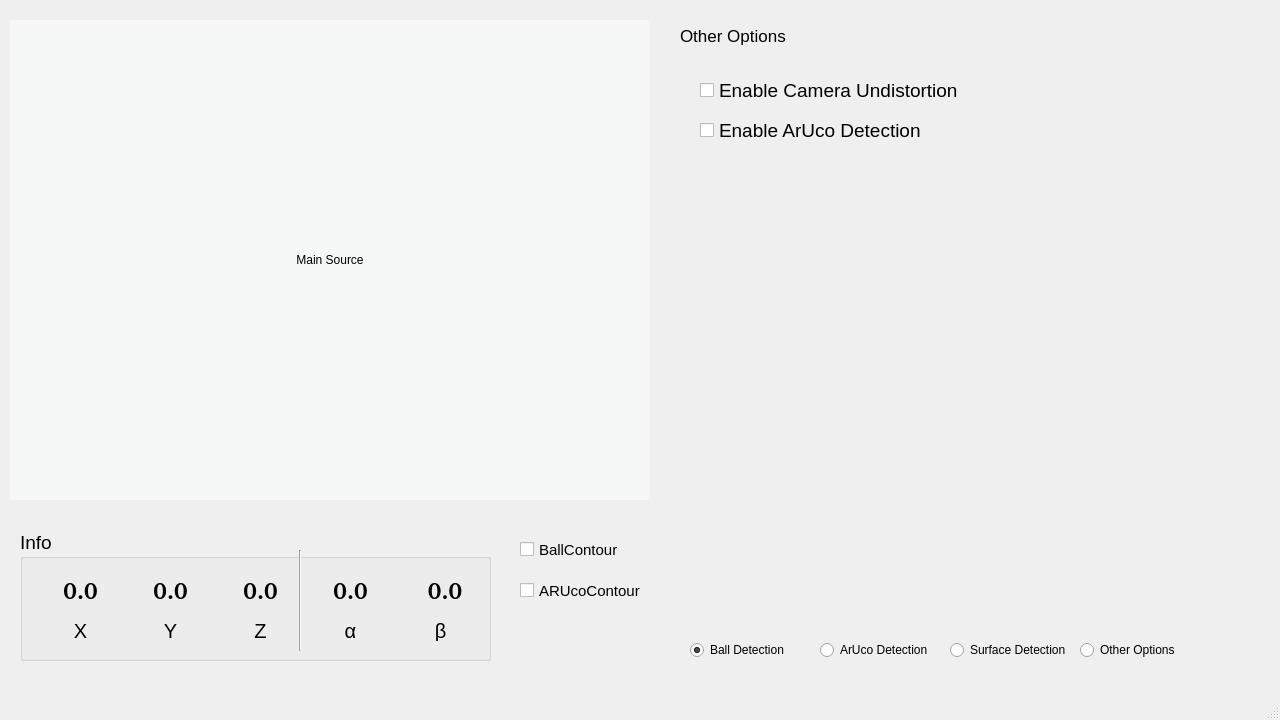
First picture: the form in GUI/Integrado.ui, repository HugoFM2/BallAndPlate, before the edit.
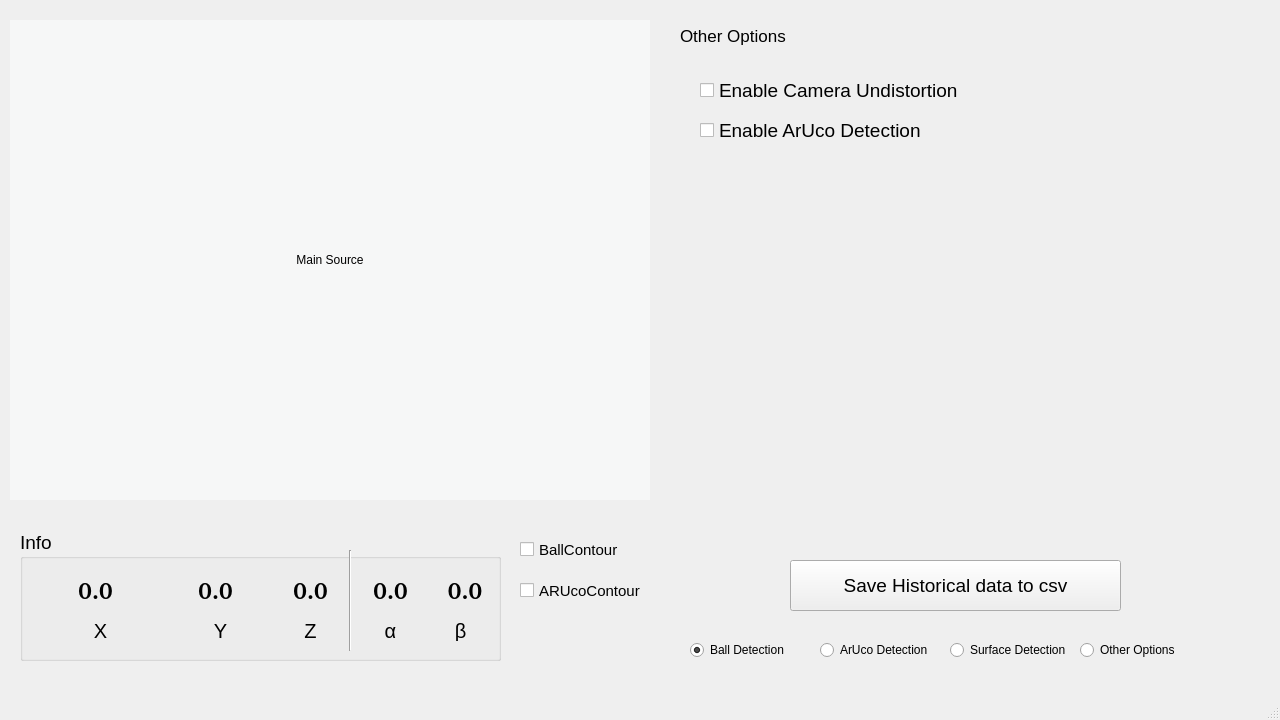
Second picture: the form after the edit. The open tabs and pages were chosen to show the change.

Commit message: Melhoria na GUI e implementação de export para CSV

What changed in the file:
```diff
--- a/GUI/Integrado.ui
+++ b/GUI/Integrado.ui
@@ -50,7 +50,7 @@
      <rect>
       <x>20</x>
       <y>530</y>
-      <width>471</width>
+      <width>481</width>
       <height>131</height>
      </rect>
     </property>
@@ -65,7 +65,7 @@
     <widget class="QLabel" name="Qlabel_posZ">
      <property name="geometry">
       <rect>
-       <x>200</x>
+       <x>250</x>
        <y>40</y>
        <width>81</width>
        <height>40</height>
@@ -89,9 +89,9 @@
     <widget class="QLabel" name="Qlabel_posY">
      <property name="geometry">
       <rect>
-       <x>110</x>
+       <x>140</x>
        <y>40</y>
-       <width>81</width>
+       <width>111</width>
        <height>40</height>
       </rect>
      </property>
@@ -115,7 +115,7 @@
       <rect>
        <x>20</x>
        <y>40</y>
-       <width>81</width>
+       <width>111</width>
        <height>40</height>
       </rect>
      </property>
@@ -137,7 +137,7 @@
     <widget class="Line" name="line">
      <property name="geometry">
       <rect>
-       <x>270</x>
+       <x>320</x>
        <y>20</y>
        <width>20</width>
        <height>101</height>
@@ -155,7 +155,7 @@
     <widget class="QLabel" name="AlfaValue">
      <property name="geometry">
       <rect>
-       <x>290</x>
+       <x>330</x>
        <y>40</y>
        <width>81</width>
        <height>40</height>
@@ -183,7 +183,7 @@
     <widget class="QLabel" name="BetaValue">
      <property name="geometry">
       <rect>
-       <x>390</x>
+       <x>410</x>
        <y>40</y>
        <width>70</width>
        <height>40</height>
@@ -207,7 +207,7 @@
     <widget class="QLabel" name="x_pos">
      <property name="geometry">
       <rect>
-       <x>30</x>
+       <x>50</x>
        <y>90</y>
        <width>61</width>
        <height>21</height>
@@ -228,7 +228,7 @@
     <widget class="QLabel" name="x_pos_2">
      <property name="geometry">
       <rect>
-       <x>120</x>
+       <x>170</x>
        <y>90</y>
        <width>61</width>
        <height>21</height>
@@ -249,7 +249,7 @@
     <widget class="QLabel" name="x_pos_3">
      <property name="geometry">
       <rect>
-       <x>200</x>
+       <x>250</x>
        <y>90</y>
        <width>81</width>
        <height>21</height>
@@ -270,7 +270,7 @@
     <widget class="QLabel" name="x_pos_4">
      <property name="geometry">
       <rect>
-       <x>300</x>
+       <x>340</x>
        <y>90</y>
        <width>61</width>
        <height>21</height>
@@ -291,7 +291,7 @@
     <widget class="QLabel" name="x_pos_5">
      <property name="geometry">
       <rect>
-       <x>390</x>
+       <x>410</x>
        <y>90</y>
        <width>61</width>
        <height>21</height>
@@ -1662,6 +1662,24 @@
        <string>Enable ArUco Detection</string>
       </property>
      </widget>
+     <widget class="QPushButton" name="saveHistData_Button">
+      <property name="geometry">
+       <rect>
+        <x>120</x>
+        <y>550</y>
+        <width>331</width>
+        <height>51</height>
+       </rect>
+      </property>
+      <property name="font">
+       <font>
+        <pointsize>14</pointsize>
+       </font>
+      </property>
+      <property name="text">
+       <string>Save Historical data to csv</string>
+      </property>
+     </widget>
     </widget>
    </widget>
    <widget class="QCheckBox" name="enableBallContour">
```
Left out of the diff: 2 changed lines with no effect on the pictures. The commit also changes 6 other files.
